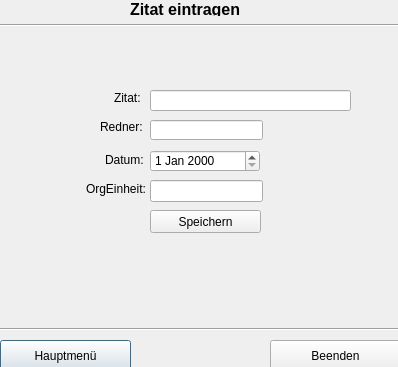
Before: the Qt Designer form ZitatErfassung/frmzitateintragen.ui in TrialAnd404/MyRepo, drawn with Qt 5.
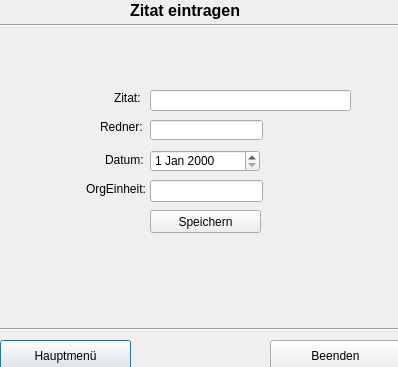
After: the same form once the commit is applied. Icons and pictures are not drawn.

Patch:
```diff
--- a/ZitatErfassung/frmzitateintragen.ui
+++ b/ZitatErfassung/frmzitateintragen.ui
@@ -135,7 +135,7 @@
      <x>130</x>
      <y>0</y>
      <width>141</width>
-     <height>16</height>
+     <height>21</height>
     </rect>
    </property>
    <property name="text">
```
